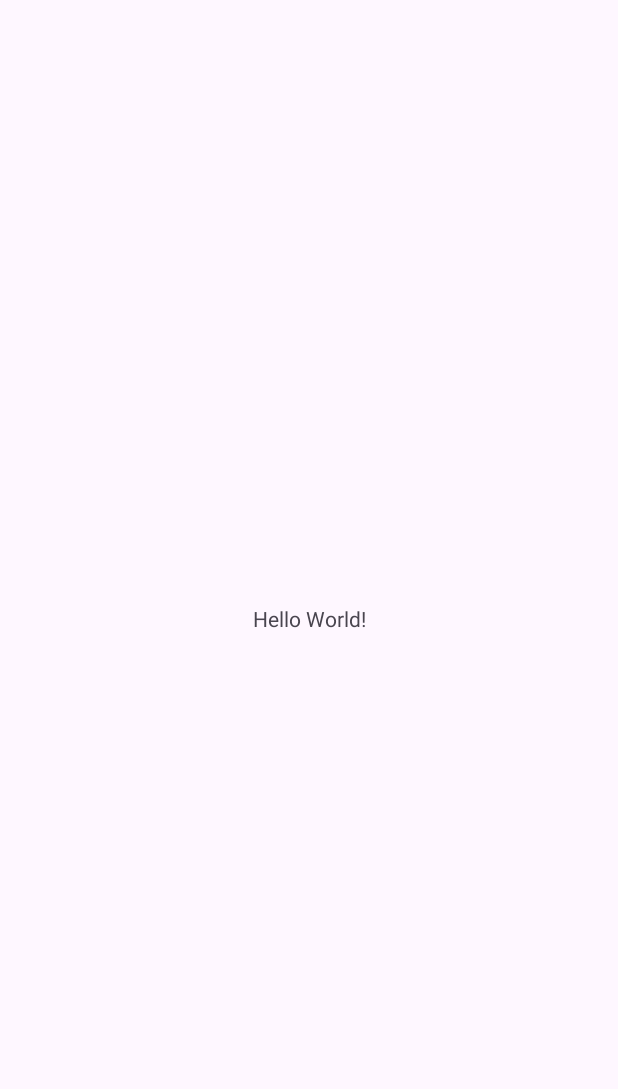
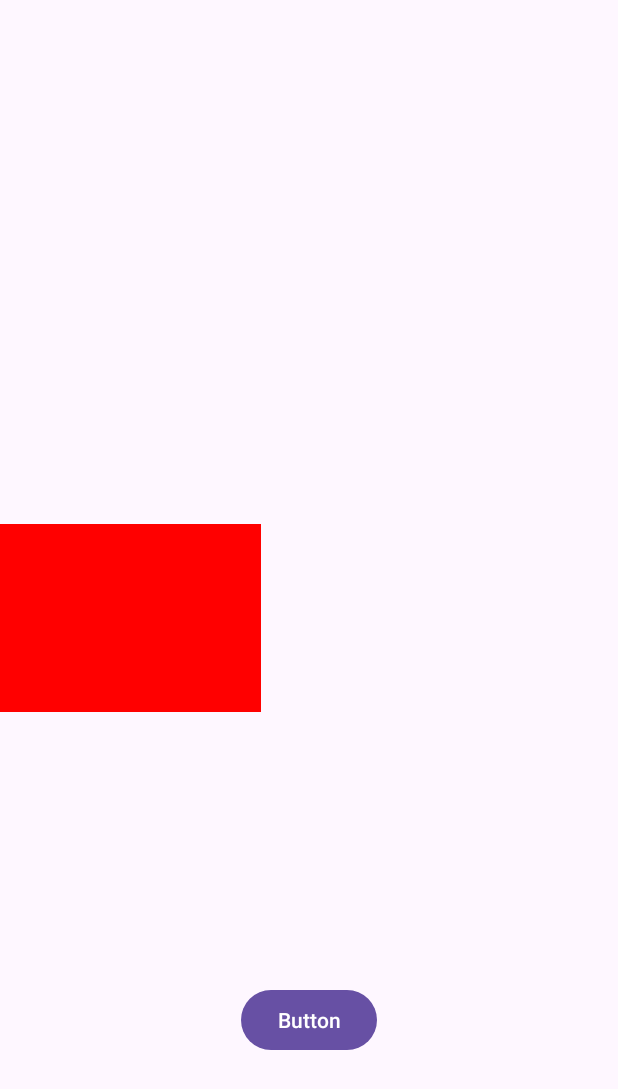
Before and after one commit to psyfm22/StackingGame, an Android app: the screen it shows after launch (MainActivity), on a phone screen of 412 x 824 dp. Before the commit the part shown is almost empty. Shown: the top 1089 px of the screen. Run offline under Robolectric (Android 15) with nearby library versions, the phone set to English and light mode, and no system bars.

Commit message:
View does move from one side to the other

```diff
--- a/app/src/main/java/com/example/stackinggame/MainActivity.java
+++ b/app/src/main/java/com/example/stackinggame/MainActivity.java
@@ -1,6 +1,9 @@
 package com.example.stackinggame;
 
+import android.animation.ObjectAnimator;
 import android.os.Bundle;
+import android.view.View;
+import android.widget.Button;
 
 import androidx.activity.EdgeToEdge;
 import androidx.appcompat.app.AppCompatActivity;
@@ -15,5 +18,19 @@ public class MainActivity extends AppCompatActivity {
         super.onCreate(savedInstanceState);
         setContentView(R.layout.activity_main);
 
+        View movingBox = findViewById(R.id.movingBox);
+        int screenWidth = getResources().getDisplayMetrics().widthPixels;
+
+        Button button = findViewById(R.id.button);
+        button.setOnClickListener(view -> {
+            // Animate the view to move across the screen from left to right
+            ObjectAnimator animator = ObjectAnimator.ofFloat(movingBox, "translationX", 0f, screenWidth -movingBox.getWidth());
+
+            // Set the duration (in milliseconds)
+            animator.setDuration(3000); // 3 seconds
+
+            // Start the animation
+            animator.start();
+        });
     }
 }
--- a/app/src/main/res/layout/activity_main.xml
+++ b/app/src/main/res/layout/activity_main.xml
@@ -7,13 +7,26 @@
     android:layout_height="match_parent"
     tools:context=".MainActivity">
 
-    <TextView
-        android:layout_width="wrap_content"
-        android:layout_height="wrap_content"
-        android:text="Hello World!"
+    <View
+        android:id="@+id/movingBox"
+        android:layout_width="174dp"
+        android:layout_height="125dp"
+        android:background="#FF0000"
         app:layout_constraintBottom_toBottomOf="parent"
         app:layout_constraintEnd_toEndOf="parent"
+        app:layout_constraintHorizontal_bias="0.0"
         app:layout_constraintStart_toStartOf="parent"
         app:layout_constraintTop_toTopOf="parent" />
 
+    <Button
+        android:id="@+id/button"
+        android:layout_width="wrap_content"
+        android:layout_height="wrap_content"
+        android:layout_marginBottom="120dp"
+        android:text="Button"
+        app:layout_constraintBottom_toBottomOf="parent"
+        app:layout_constraintEnd_toEndOf="parent"
+        app:layout_constraintStart_toStartOf="parent" />
+
+
 </androidx.constraintlayout.widget.ConstraintLayout>
```
